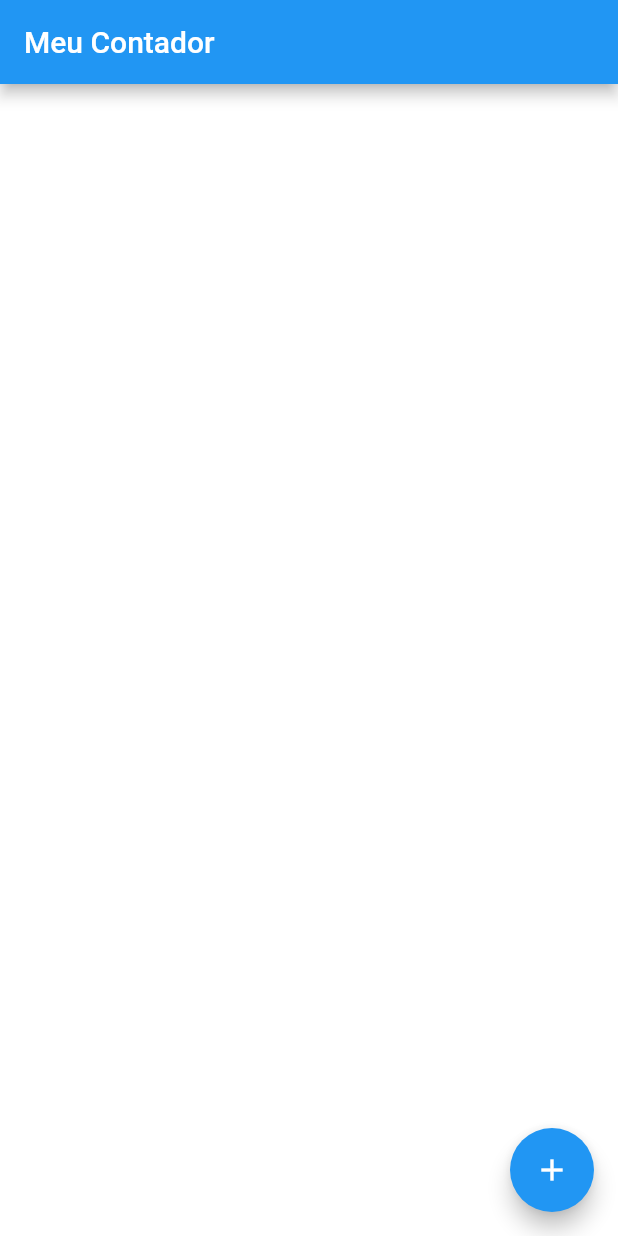
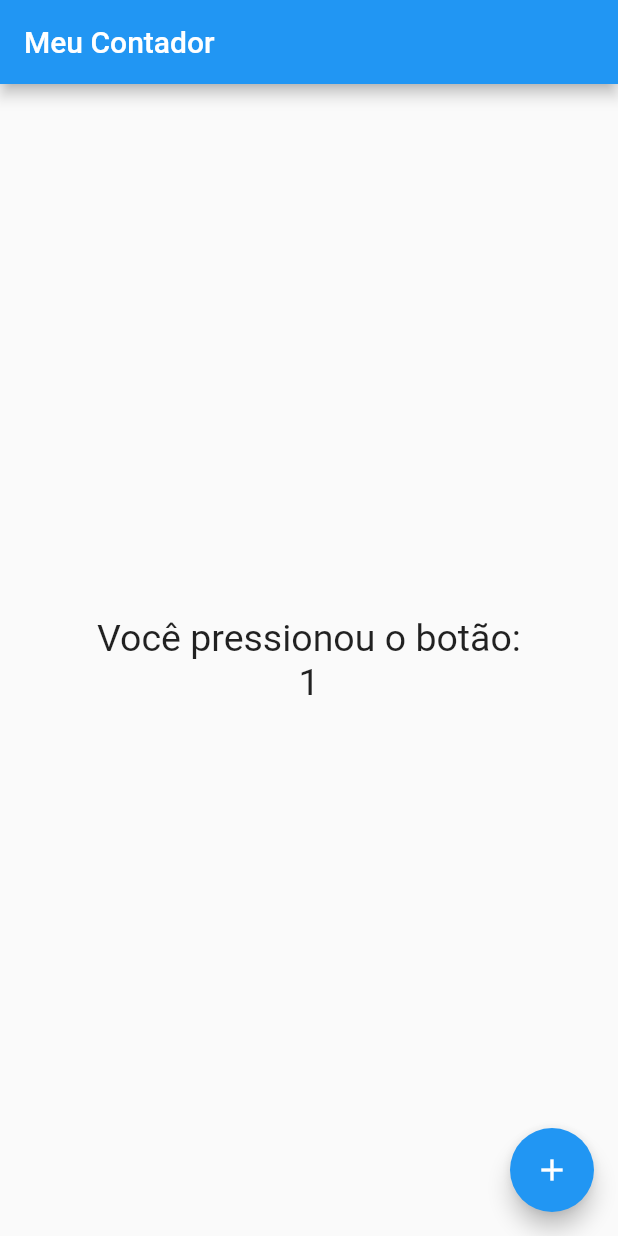
Before and after one commit to Sapa1/contador, a Flutter app: the screen it shows after launch, after a tap on the "add" icon, on a phone screen of 412 x 824 dp. Run offline on Flutter 3.47's test engine with Material 2 defaults, Android fonts, the phone set to English and light mode, and no system bars.

Commit message:
Contador de soma

```diff
--- a/lib/main.dart
+++ b/lib/main.dart
@@ -14,18 +14,36 @@ class Contador extends StatefulWidget {
 }
 
 class _ContadorState extends State<Contador> {
+  var resultado = 0;
   @override
   Widget build(BuildContext context) {
     return Scaffold(
       appBar: AppBar(
         title: Text('Meu Contador'),
       ),
-      body: Container(
-        color: Colors.white,
+      body: Column(
+        mainAxisAlignment: MainAxisAlignment.center,
+        children: [
+          Center(
+            child: Text(
+              'Você pressionou o botão:',
+              style: TextStyle(fontSize: 25),
+            ),
+          ),
+          Center(
+            child: Text(
+              '$resultado',
+              style: TextStyle(fontSize: 25),
+            ),
+          ),
+        ],
       ),
       floatingActionButton: FloatingActionButton(
         onPressed: () {
           print('Botao pressionado');
+          setState(() {
+            resultado += 1;
+          });
         },
         child: Icon(Icons.add),
       ),
```
